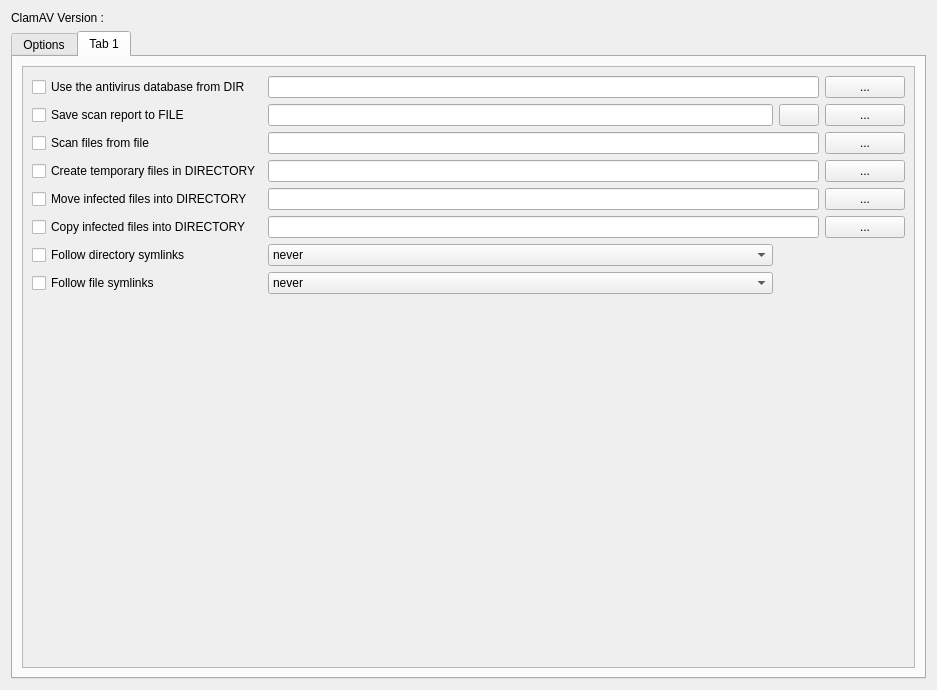
Above: ui/optionsdialog.ui from robinking623/clamav-gui before the change. Below: the same form after it.
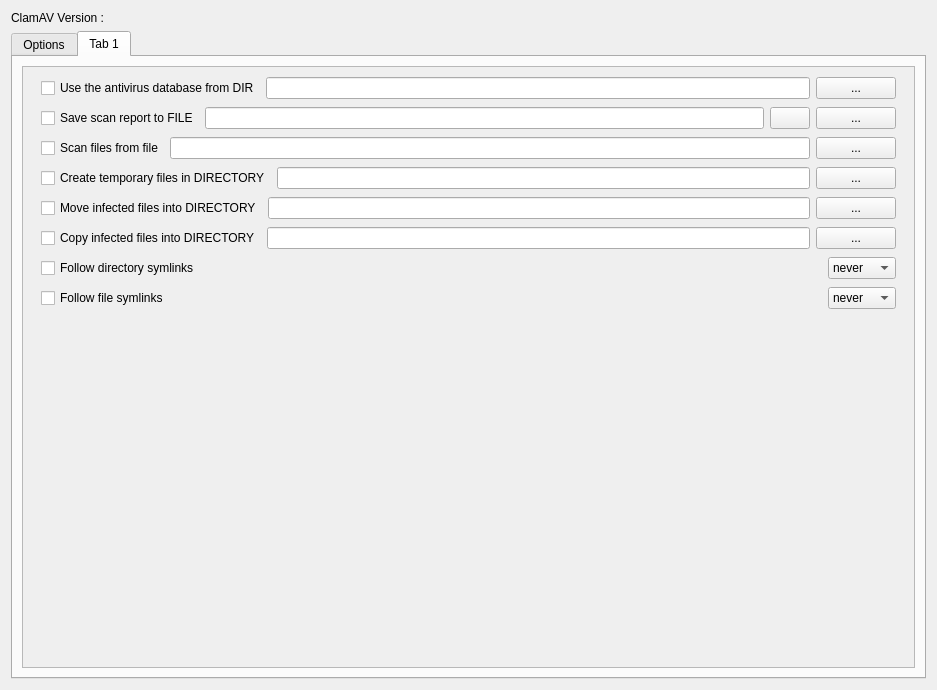
That is the form after the change. The open tabs and pages were chosen to show the change. Icons and pictures are not drawn.

What changed in the file:
```diff
--- a/ui/optionsdialog.ui
+++ b/ui/optionsdialog.ui
@@ -104,91 +104,78 @@
            </rect>
           </property>
           <layout class="QGridLayout" name="gridLayout_7">
-           <item row="1" column="1">
-            <widget class="QLineEdit" name="scanReportToFileLineEdit">
-             <property name="styleSheet">
-              <string notr="true"/>
+           <item row="8" column="0" colspan="2">
+            <spacer name="verticalSpacer">
+             <property name="orientation">
+              <enum>Qt::Vertical</enum>
              </property>
-             <property name="readOnly">
-              <bool>true</bool>
+             <property name="sizeHint" stdset="0">
+              <size>
+               <width>20</width>
+               <height>40</height>
+              </size>
              </property>
-            </widget>
+            </spacer>
            </item>
-           <item row="3" column="3">
-            <widget class="QPushButton" name="selectTFButton">
-             <property name="styleSheet">
-              <string notr="true"/>
+           <item row="2" column="0" colspan="2">
+            <widget class="QFrame" name="scanFileFrame">
+             <property name="frameShape">
+              <enum>QFrame::NoFrame</enum>
              </property>
-             <property name="text">
-              <string>...</string>
+             <property name="frameShadow">
+              <enum>QFrame::Raised</enum>
              </property>
-            </widget>
-           </item>
-           <item row="2" column="0">
+             <layout class="QHBoxLayout" name="horizontalLayout_3">
+              <property name="topMargin">
+               <number>1</number>
+              </property>
+              <property name="bottomMargin">
+               <number>1</number>
+              </property>
+              <item>
             <widget class="QCheckBox" name="scanFilesFromFileCheckBox">
              <property name="text">
               <string>Scan files from file</string>
              </property>
             </widget>
            </item>
-           <item row="1" column="3">
-            <widget class="QPushButton" name="selectSCRFButton">
-             <property name="styleSheet">
-              <string notr="true"/>
-             </property>
-             <property name="text">
-              <string>...</string>
-             </property>
-            </widget>
-           </item>
-           <item row="6" column="0">
-            <widget class="QCheckBox" name="followDirectorySymlinksCheckBox">
-             <property name="text">
-              <string>Follow directory symlinks</string>
-             </property>
-            </widget>
-           </item>
-           <item row="7" column="1">
-            <widget class="QComboBox" name="followFileSymlinksComboBox">
              <item>
-              <property name="text">
-               <string>never</string>
-              </property>
+               <widget class="QLineEdit" name="scanFilesFromFileLineEdit"/>
              </item>
              <item>
+               <widget class="QPushButton" name="selectSFFButton">
               <property name="text">
-               <string>direct</string>
-              </property>
-             </item>
-             <item>
-              <property name="text">
-               <string>always</string>
-              </property>
-             </item>
+                 <string>...</string>
+                </property>
+               </widget>
+              </item>
+             </layout>
             </widget>
            </item>
-           <item row="3" column="1" colspan="2">
-            <widget class="QLineEdit" name="tempFilesLineEdit">
-             <property name="styleSheet">
-              <string notr="true"/>
+           <item row="5" column="0" colspan="2">
+            <widget class="QFrame" name="copyFrame">
+             <property name="frameShape">
+              <enum>QFrame::NoFrame</enum>
              </property>
-             <property name="readOnly">
-              <bool>true</bool>
+             <property name="frameShadow">
+              <enum>QFrame::Raised</enum>
              </property>
-            </widget>
-           </item>
-           <item row="4" column="3">
-            <widget class="QPushButton" name="selectMDButton">
-             <property name="styleSheet">
-              <string notr="true"/>
-             </property>
+             <layout class="QHBoxLayout" name="horizontalLayout_6">
+              <property name="topMargin">
+               <number>1</number>
+              </property>
+              <property name="bottomMargin">
+               <number>1</number>
+              </property>
+              <item>
+               <widget class="QCheckBox" name="copyDirectoryCheckBox">
              <property name="text">
-              <string>...</string>
+                 <string>Copy infected files into DIRECTORY</string>
              </property>
             </widget>
            </item>
-           <item row="4" column="1" colspan="2">
-            <widget class="QLineEdit" name="moveDirectoryLineEdit">
+              <item>
+               <widget class="QLineEdit" name="copyDirectoryLineEdit">
              <property name="styleSheet">
               <string notr="true"/>
              </property>
@@ -197,7 +184,7 @@
              </property>
             </widget>
            </item>
-           <item row="5" column="3">
+              <item>
             <widget class="QPushButton" name="selectCFButton">
              <property name="styleSheet">
               <string notr="true"/>
@@ -207,46 +194,42 @@
              </property>
             </widget>
            </item>
-           <item row="6" column="1">
-            <widget class="QComboBox" name="followDirectorySymlinksComboBox">
-             <item>
-              <property name="text">
-               <string>never</string>
-              </property>
-             </item>
-             <item>
-              <property name="text">
-               <string>direct</string>
-              </property>
-             </item>
+             </layout>
+            </widget>
+           </item>
+           <item row="1" column="0" colspan="2">
+            <widget class="QFrame" name="scanReportFrame">
+             <property name="frameShape">
+              <enum>QFrame::NoFrame</enum>
+             </property>
+             <property name="frameShadow">
+              <enum>QFrame::Raised</enum>
+             </property>
+             <layout class="QHBoxLayout" name="horizontalLayout_2">
+              <property name="topMargin">
+               <number>1</number>
+              </property>
+              <property name="bottomMargin">
+               <number>1</number>
+              </property>
              <item>
+               <widget class="QCheckBox" name="scanReportToFileCheckBox">
               <property name="text">
-               <string>always</string>
-              </property>
-             </item>
-            </widget>
-           </item>
-           <item row="0" column="3">
-            <widget class="QPushButton" name="selectLVDButton">
-             <property name="autoFillBackground">
-              <bool>false</bool>
-             </property>
+                 <string>Save scan report to FILE</string>
+                </property>
+               </widget>
+              </item>
+              <item>
+               <widget class="QLineEdit" name="scanReportToFileLineEdit">
              <property name="styleSheet">
               <string notr="true"/>
              </property>
-             <property name="text">
-              <string>...</string>
+                <property name="readOnly">
+                 <bool>true</bool>
              </property>
             </widget>
            </item>
-           <item row="0" column="0">
-            <widget class="QCheckBox" name="loadVirusDatabaseCheckBox">
-             <property name="text">
-              <string>Use the antivirus database from DIR</string>
-             </property>
-            </widget>
-           </item>
-           <item row="1" column="2">
+              <item>
             <widget class="QPushButton" name="viewButton">
              <property name="text">
               <string/>
@@ -263,39 +246,43 @@
              </property>
             </widget>
            </item>
-           <item row="1" column="0">
-            <widget class="QCheckBox" name="scanReportToFileCheckBox">
+              <item>
+               <widget class="QPushButton" name="selectSCRFButton">
+                <property name="styleSheet">
+                 <string notr="true"/>
+                </property>
              <property name="text">
-              <string>Save scan report to FILE</string>
+                 <string>...</string>
              </property>
             </widget>
            </item>
-           <item row="4" column="0">
+             </layout>
+            </widget>
+           </item>
+           <item row="4" column="0" colspan="2">
+            <widget class="QFrame" name="moveFrame">
+             <property name="frameShape">
+              <enum>QFrame::NoFrame</enum>
+             </property>
+             <property name="frameShadow">
+              <enum>QFrame::Raised</enum>
+             </property>
+             <layout class="QHBoxLayout" name="horizontalLayout_5">
+              <property name="topMargin">
+               <number>1</number>
+              </property>
+              <property name="bottomMargin">
+               <number>1</number>
+              </property>
+              <item>
             <widget class="QCheckBox" name="moveDirectoryCheckBox">
              <property name="text">
               <string>Move infected files into DIRECTORY</string>
              </property>
             </widget>
            </item>
-           <item row="2" column="3">
-            <widget class="QPushButton" name="selectSFFButton">
-             <property name="text">
-              <string>...</string>
-             </property>
-            </widget>
-           </item>
-           <item row="5" column="0">
-            <widget class="QCheckBox" name="copyDirectoryCheckBox">
-             <property name="text">
-              <string>Copy infected files into DIRECTORY</string>
-             </property>
-            </widget>
-           </item>
-           <item row="2" column="1" colspan="2">
-            <widget class="QLineEdit" name="scanFilesFromFileLineEdit"/>
-           </item>
-           <item row="5" column="1" colspan="2">
-            <widget class="QLineEdit" name="copyDirectoryLineEdit">
+              <item>
+               <widget class="QLineEdit" name="moveDirectoryLineEdit">
              <property name="styleSheet">
               <string notr="true"/>
              </property>
@@ -304,7 +291,42 @@
              </property>
             </widget>
            </item>
-           <item row="0" column="1" colspan="2">
+              <item>
+               <widget class="QPushButton" name="selectMDButton">
+                <property name="styleSheet">
+                 <string notr="true"/>
+                </property>
+                <property name="text">
+                 <string>...</string>
+                </property>
+               </widget>
+              </item>
+             </layout>
+            </widget>
+           </item>
+           <item row="0" column="0" colspan="2">
+            <widget class="QFrame" name="databaseFrame">
+             <property name="frameShape">
+              <enum>QFrame::NoFrame</enum>
+             </property>
+             <property name="frameShadow">
+              <enum>QFrame::Raised</enum>
+             </property>
+             <layout class="QHBoxLayout" name="horizontalLayout">
+              <property name="topMargin">
+               <number>1</number>
+              </property>
+              <property name="bottomMargin">
+               <number>1</number>
+              </property>
+              <item>
+               <widget class="QCheckBox" name="loadVirusDatabaseCheckBox">
+                <property name="text">
+                 <string>Use the antivirus database from DIR</string>
+                </property>
+               </widget>
+              </item>
+              <item>
             <widget class="QLineEdit" name="loadVirusDatabaseLineEdit">
              <property name="styleSheet">
               <string notr="true"/>
@@ -314,32 +336,186 @@
              </property>
             </widget>
            </item>
-           <item row="3" column="0">
+              <item>
+               <widget class="QPushButton" name="selectLVDButton">
+                <property name="autoFillBackground">
+                 <bool>false</bool>
+                </property>
+                <property name="styleSheet">
+                 <string notr="true"/>
+                </property>
+                <property name="text">
+                 <string>...</string>
+                </property>
+               </widget>
+              </item>
+             </layout>
+            </widget>
+           </item>
+           <item row="3" column="0" colspan="2">
+            <widget class="QFrame" name="tempFileFrame">
+             <property name="frameShape">
+              <enum>QFrame::NoFrame</enum>
+             </property>
+             <property name="frameShadow">
+              <enum>QFrame::Raised</enum>
+             </property>
+             <layout class="QHBoxLayout" name="horizontalLayout_4">
+              <property name="topMargin">
+               <number>1</number>
+              </property>
+              <property name="bottomMargin">
+               <number>1</number>
+              </property>
+              <item>
             <widget class="QCheckBox" name="tempFileCheckBox">
              <property name="text">
               <string>Create temporary files in DIRECTORY</string>
              </property>
             </widget>
            </item>
-           <item row="7" column="0">
+              <item>
+               <widget class="QLineEdit" name="tempFilesLineEdit">
+                <property name="styleSheet">
+                 <string notr="true"/>
+                </property>
+                <property name="readOnly">
+                 <bool>true</bool>
+                </property>
+               </widget>
+              </item>
+              <item>
+               <widget class="QPushButton" name="selectTFButton">
+                <property name="styleSheet">
+                 <string notr="true"/>
+                </property>
+                <property name="text">
+                 <string>...</string>
+                </property>
+               </widget>
+              </item>
+             </layout>
+            </widget>
+           </item>
+           <item row="7" column="0" colspan="2">
+            <widget class="QFrame" name="followFileLinksFrame">
+             <property name="frameShape">
+              <enum>QFrame::NoFrame</enum>
+             </property>
+             <property name="frameShadow">
+              <enum>QFrame::Raised</enum>
+             </property>
+             <layout class="QHBoxLayout" name="horizontalLayout_8">
+              <property name="topMargin">
+               <number>1</number>
+              </property>
+              <property name="bottomMargin">
+               <number>1</number>
+              </property>
+              <item>
             <widget class="QCheckBox" name="followFileSymlinksCheckBox">
              <property name="text">
               <string>Follow file symlinks</string>
              </property>
             </widget>
            </item>
-           <item row="8" column="0" colspan="4">
-            <spacer name="verticalSpacer">
+              <item>
+               <spacer name="horizontalSpacer_2">
              <property name="orientation">
-              <enum>Qt::Vertical</enum>
+                 <enum>Qt::Horizontal</enum>
              </property>
              <property name="sizeHint" stdset="0">
               <size>
-               <width>20</width>
-               <height>40</height>
+                  <width>40</width>
+                  <height>20</height>
               </size>
              </property>
             </spacer>
+              </item>
+              <item>
+               <widget class="QComboBox" name="followFileSymlinksComboBox">
+                <item>
+                 <property name="text">
+                  <string>never</string>
+                 </property>
+                </item>
+                <item>
+                 <property name="text">
+                  <string>direct</string>
+                 </property>
+                </item>
+                <item>
+                 <property name="text">
+                  <string>always</string>
+                 </property>
+                </item>
+               </widget>
+              </item>
+             </layout>
+            </widget>
+           </item>
+           <item row="6" column="0" colspan="2">
+            <widget class="QFrame" name="followDirLinksFrame">
+             <property name="frameShape">
+              <enum>QFrame::NoFrame</enum>
+             </property>
+             <property name="frameShadow">
+              <enum>QFrame::Raised</enum>
+             </property>
+             <layout class="QHBoxLayout" name="horizontalLayout_7">
+              <property name="topMargin">
+               <number>1</number>
+              </property>
+              <property name="bottomMargin">
+               <number>1</number>
+              </property>
+              <item>
+               <widget class="QCheckBox" name="followDirectorySymlinksCheckBox">
+                <property name="text">
+                 <string>Follow directory symlinks</string>
+                </property>
+               </widget>
+              </item>
+              <item>
+               <spacer name="horizontalSpacer">
+                <property name="orientation">
+                 <enum>Qt::Horizontal</enum>
+                </property>
+                <property name="sizeHint" stdset="0">
+                 <size>
+                  <width>40</width>
+                  <height>20</height>
+                 </size>
+                </property>
+               </spacer>
+              </item>
+              <item>
+               <widget class="QComboBox" name="followDirectorySymlinksComboBox">
+                <property name="sizePolicy">
+                 <sizepolicy hsizetype="Preferred" vsizetype="Fixed">
+                  <horstretch>0</horstretch>
+                  <verstretch>0</verstretch>
+                 </sizepolicy>
+                </property>
+                <item>
+                 <property name="text">
+                  <string>never</string>
+                 </property>
+                </item>
+                <item>
+                 <property name="text">
+                  <string>direct</string>
+                 </property>
+                </item>
+                <item>
+                 <property name="text">
+                  <string>always</string>
+                 </property>
+                </item>
+               </widget>
+              </item>
+             </layout>
+            </widget>
            </item>
           </layout>
          </widget>
```
Left out of the diff: 74 changed lines with no effect on the pictures. Lines whose indentation alone changed are shown as unchanged.
